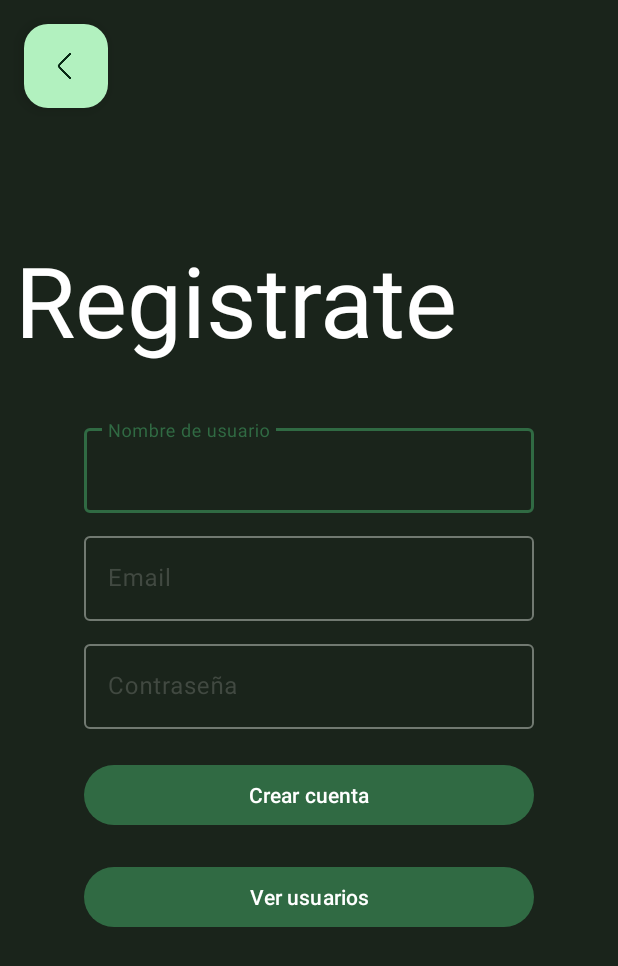
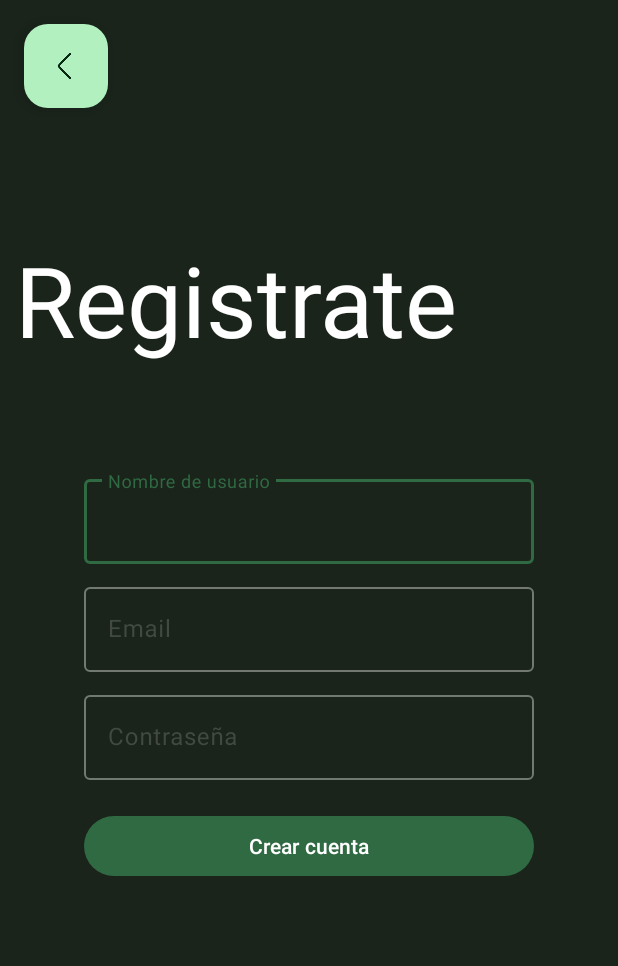
Before and after one commit to Juandoqg/Monify, an Android app: the crearCuenta screen opened directly, with no data from a screen before it, on a phone screen of 412 x 824 dp. Shown: the top 966 px of the screen. Run offline under Robolectric (Android 15) with nearby library versions, the phone set to English and light mode, and no system bars; our stand-ins replace Room's generated code; Roboto replaces fonts that are not available here.

Commit message:
borrado de ver usuarios en crear

```diff
--- a/app/src/main/res/layout/activity_crear_cuenta.xml
+++ b/app/src/main/res/layout/activity_crear_cuenta.xml
@@ -109,14 +109,7 @@
                     android:onClick="registrar_usuario"
                     android:text="Crear cuenta" />
 
-                <Button
-                    android:id="@+id/verUsuario"
-                    android:layout_width="match_parent"
-                    android:layout_height="wrap_content"
-                    android:layout_marginTop="10dp"
-                    android:layout_marginBottom="10dp"
-                    android:onClick="ver_users"
-                    android:text="Ver usuarios" />
+
             </LinearLayout>
 
         </FrameLayout>
```
Also changed, not shown: app/src/main/java/com/example/monify/credenciales/crearCuenta.java (+0 -15 lines).
